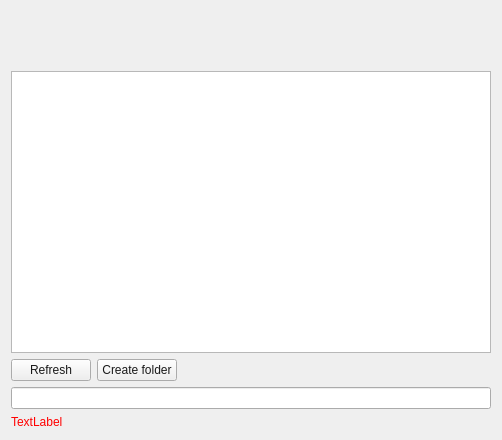
Qt form src/gui/folderwizardtargetpage.ui (nextmcloud/desktop) before a commit.
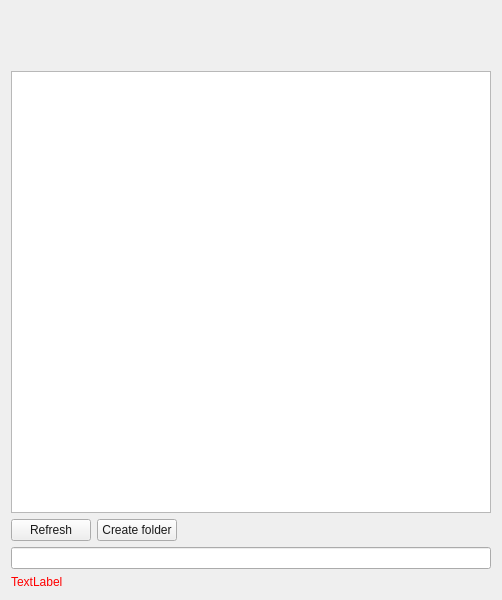
The same form after that commit.

The edit to the form file:
```diff
--- a/src/gui/folderwizardtargetpage.ui
+++ b/src/gui/folderwizardtargetpage.ui
@@ -7,9 +7,15 @@
     <x>0</x>
     <y>0</y>
     <width>502</width>
-    <height>440</height>
+    <height>600</height>
    </rect>
   </property>
+  <property name="sizePolicy">
+   <sizepolicy hsizetype="Expanding" vsizetype="Expanding">
+    <horstretch>0</horstretch>
+    <verstretch>0</verstretch>
+   </sizepolicy>
+  </property>
   <property name="windowTitle">
    <string notr="true">Form</string>
   </property>
```
